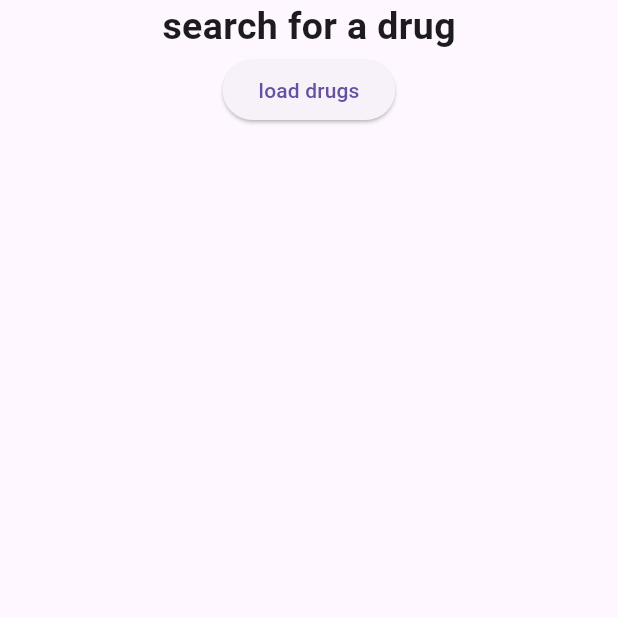
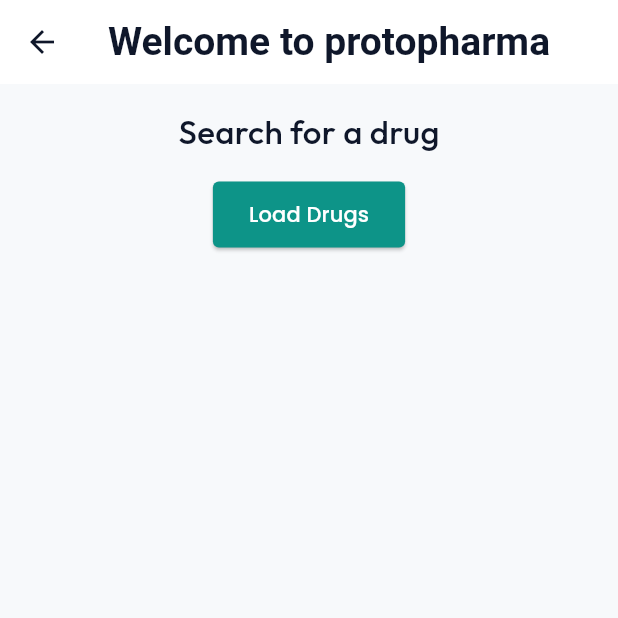
Before and after one commit to yossef-fouad2/protopharma, a Flutter app: the HomeScreen screen opened directly, on a phone screen of 412 x 824 dp, the top half of it. Run offline on Flutter 3.47's test engine with Material 3 defaults, Android fonts, the phone set to English and light mode, and no system bars; our stand-ins replace cloud_firestore, dartx, firebase_core, get, google_fonts, hive and 1 more; accounts and stored records are empty; Roboto replaces fonts that are missing (Cairo); statements that could not run were skipped.

Commit message:
feat: implement responsive main layout shell and shell navigation using IndexedStack
- Add theme configurations, colors, and typography (Outfit & Poppins).
- Implement index-based main layout shell with SideNavBar and NavigationController.
- Configure GetX routing with initial page loaded on /main.
- Add DrugModel changes and repository for drug database queries.
- Exclude machine-specific Gradle settings and build logs.

```diff
--- /dev/null
+++ b/lib/config/app_colors.dart
@@ -0,0 +1,24 @@
+import 'package:flutter/material.dart';
+
+abstract class AppColors {
+  // Brand Colors
+  static const Color primaryTeal = Color(0xFF0D9488);
+  static const Color primaryDark = Color(0xFF0F766E);
+  static const Color secondaryIndigo = Color(0xFF6366F1);
+
+  // Surface Colors
+  static const Color background = Color(0xFFF7F9FB);
+  static const Color surface = Colors.white;
+  static const Color surfaceContainerLow = Color(0xFFF2F4F6);
+
+  // Neutral Colors (Slate palette)
+  static const Color textHeadline = Color(0xFF0F172A);
+  static const Color textBody = Color(0xFF475569);
+  static const Color textMuted = Color(0xFF94A3B8);
+  static const Color border = Color(0xFFE2E8F0);
+
+  // Semantic Colors
+  static const Color success = Color(0xFF10B981);
+  static const Color error = Color(0xFFEF4444);
+  static const Color warning = Color(0xFFF59E0B);
+}
--- /dev/null
+++ b/lib/config/app_pages.dart
@@ -0,0 +1,16 @@
+import 'package:flutter/material.dart';
+import 'package:get/get.dart';
+import 'package:protopharma/config/app_routes.dart';
+import 'package:protopharma/features/home/home_screen.dart';
+import 'package:protopharma/features/navigation/screens/main_layout_screen.dart';
+
+abstract class AppPages {
+  static const initial = AppRoutes.mainLayout;
+  static final routes = [
+    GetPage(name: AppRoutes.mainLayout, page: () => const MainLayoutScreen()),
+    // GetPage(name: AppRoutes.home, page: () => const HomeScreen()),
+    GetPage(name: AppRoutes.inventory, page: () => Scaffold()),
+    GetPage(name: AppRoutes.orders, page: () => Scaffold()),
+    GetPage(name: AppRoutes.checkout, page: () => Scaffold()),
+  ];
+}
--- /dev/null
+++ b/lib/config/app_routes.dart
@@ -0,0 +1,7 @@
+abstract class AppRoutes {
+  static const String mainLayout = '/main';
+  static const String home = '/home';
+  static const String inventory = '/inventory';
+  static const String orders = '/orders';
+  static const String checkout = '/checkout';
+}
--- /dev/null
+++ b/lib/config/app_text_styles.dart
@@ -0,0 +1,51 @@
+import 'package:flutter/material.dart';
+import 'package:google_fonts/google_fonts.dart';
+import 'app_colors.dart';
+
+abstract class AppTextStyles {
+  // Headlines (Outfit)
+  static TextStyle get h1 => GoogleFonts.outfit(
+    fontSize: 32,
+    fontWeight: FontWeight.w700,
+    color: AppColors.textHeadline,
+  );
+
+  static TextStyle get h2 => GoogleFonts.outfit(
+    fontSize: 24,
+    fontWeight: FontWeight.w600,
+    color: AppColors.textHeadline,
+  );
+
+  // UI Labels & Titles (Cairo - as established in the design system)
+  static TextStyle get titleMedium => GoogleFonts.cairo(
+    fontSize: 16,
+    fontWeight: FontWeight.w600,
+    color: AppColors.textHeadline,
+  );
+
+  // Body & Data (Inter)
+  static TextStyle get bodyLarge => GoogleFonts.inter(
+    fontSize: 16,
+    fontWeight: FontWeight.w400,
+    color: AppColors.textBody,
+  );
+
+  static TextStyle get tableCell => GoogleFonts.inter(
+    fontSize: 14,
+    fontWeight: FontWeight.w500,
+    color: AppColors.textBody,
+  );
+
+  // Backward compatibility getters for existing screens
+  static TextStyle get cairoBold => GoogleFonts.cairo(
+    fontWeight: FontWeight.w700,
+  );
+
+  static TextStyle get outfitMedium => GoogleFonts.outfit(
+    fontWeight: FontWeight.w500,
+  );
+
+  static TextStyle get poppinsMedium => GoogleFonts.poppins(
+    fontWeight: FontWeight.w500,
+  );
+}
--- a/lib/features/home/home_screen.dart
+++ b/lib/features/home/home_screen.dart
@@ -1,4 +1,6 @@
 import 'package:flutter/material.dart';
+import 'package:protopharma/config/app_theme.dart';
+import 'package:protopharma/models/drugs_repositry.dart';
 
 class HomeScreen extends StatelessWidget {
   const HomeScreen({super.key});
@@ -6,23 +8,43 @@ class HomeScreen extends StatelessWidget {
   @override
   Widget build(BuildContext context) {
     return Scaffold(
-      body: Column(
-        children: [
-          Text(
-            "search for a drug",
-            style: TextStyle(fontSize: 25, fontWeight: FontWeight.w700),
-          ),
-          Center(
-            child: ElevatedButton(
-              onPressed: () async {
-                // print("drugBox.length is ${drugBox.length}");
-                // List<DrugModel> drugs = await loadDrugs();
-                //no need since we call it once the app runs
-              },
-              child: Text("load drugs"),
+      appBar: AppBar(
+        centerTitle: true,
+        title: Text(
+          'Welcome to protopharma',
+          style: AppTextStyles.cairoBold.copyWith(fontSize: 26),
+        ),
+      ),
+      body: SafeArea(
+        child: Padding(
+          padding: const EdgeInsets.symmetric(horizontal: 24, vertical: 16),
+          child: Center(
+            child: Column(
+              crossAxisAlignment: CrossAxisAlignment.center,
+              children: [
+                Text(
+                  "Search for a drug",
+                  style: AppTextStyles.outfitMedium.copyWith(fontSize: 22),
+                ),
+                const SizedBox(height: 16),
+                ElevatedButton(
+                  style: ElevatedButton.styleFrom(
+                    padding: const EdgeInsets.symmetric(
+                      horizontal: 24,
+                      vertical: 12,
+                    ),
+                  ),
+                  onPressed: () async {
+                    var drugsRepo = DrugsRepository();
+                    var drugs = await drugsRepo.getDrugs();
+                    debugPrint("Number of drugs: ${drugs.length}");
+                  },
+                  child: Text("Load Drugs", style: AppTextStyles.poppinsMedium),
+                ),
+              ],
             ),
           ),
-        ],
+        ),
       ),
     );
   }
--- /dev/null
+++ b/lib/models/drugs_repositry.dart
@@ -0,0 +1,79 @@
+import 'package:cloud_firestore/cloud_firestore.dart';
+import 'package:protopharma/models/drug_model.dart';
+
+class DrugsRepository {
+  final FirebaseFirestore _firestore;
+
+  // List of all loaded drugs across pages
+  final List<DrugModel> drugs = [];
+
+  // Pagination tracking variables
+  DocumentSnapshot? _lastDocument;
+  bool _hasMore = true;
+  bool _isLoading = false;
+
+  DrugsRepository({FirebaseFirestore? firestore})
+      : _firestore = firestore ?? FirebaseFirestore.instance;
+
+  // Getters to inspect the state from outside
+  bool get hasMore => _hasMore;
+  bool get isLoading => _isLoading;
+
+  /// Fetches a page of drugs from Firestore.
+  ///
+  /// Set [isRefresh] to true to start fetching from the first page again.
+  Future<List<DrugModel>> getDrugs({int pageSize = 20, bool isRefresh = false}) async {
+    // If already loading, ignore duplicate calls
+    if (_isLoading) return [];
+
+    if (isRefresh) {
+      _lastDocument = null;
+      _hasMore = true;
+      drugs.clear();
+    }
+
+    // If there is no more data, return empty list
+    if (!_hasMore) return [];
+
+    _isLoading = true;
+
+    try {
+      // 1. Start with the ordered query
+      Query query = _firestore
+          .collection('drugs')
+          .orderBy('commercialNameEn');
+
+      // 2. Apply startAfterDocument cursor first (essential for fake_cloud_firestore sequence matching)
+      if (_lastDocument != null) {
+        query = query.startAfterDocument(_lastDocument!);
+      }
+
+      // 3. Apply limit last
+      query = query.limit(pageSize);
+
+      final querySnapshot = await query.get();
+
+      // If we fetched fewer items than requested, we reached the end
+      if (querySnapshot.docs.length < pageSize) {
+        _hasMore = false;
+      }
+
+      // Save the last document as the cursor for the next page
+      if (querySnapshot.docs.isNotEmpty) {
+        _lastDocument = querySnapshot.docs.last;
+      }
+
+      // Map to models
+      final newDrugs = querySnapshot.docs.map((doc) {
+        return DrugModel.fromJson(doc.data() as Map<String, dynamic>);
+      }).toList();
+
+      drugs.addAll(newDrugs);
+      return newDrugs;
+    } catch (e) {
+      rethrow;
+    } finally {
+      _isLoading = false;
+    }
+  }
+}
--- a/pubspec.yaml
+++ b/pubspec.yaml
@@ -40,6 +40,7 @@ dependencies:
   hive_flutter: ^1.1.0
   firebase_core: ^4.9.0
   cloud_firestore: ^6.4.1
+  google_fonts: ^8.1.0
 
 dev_dependencies:
   flutter_test:
@@ -53,6 +54,7 @@ dev_dependencies:
   flutter_lints: ^6.0.0
   hive_generator: ^2.0.1
   build_runner: ^2.4.13
+  fake_cloud_firestore: ^4.1.1
 
 # For information on the generic Dart part of this file, see the
 # following page: https://dart.dev/tools/pub/pubspec
```
Also changed, not shown: lib/config/app_theme.dart (added, +65 -0 lines), lib/features/navigation/screens/main_layout_screen.dart (added, +20 -0 lines), lib/features/navigation/widgets/side_nav_bar.dart (added, +98 -0 lines), lib/main.dart (+8 -1 lines), lib/models/drug_model.dart (+7 -7 lines), lib/models/nav_menu_item_model.dart (added, +9 -0 lines), lib/features/navigation/controller/navigation_controller.dart (added), pubspec.lock, 1 other file.
